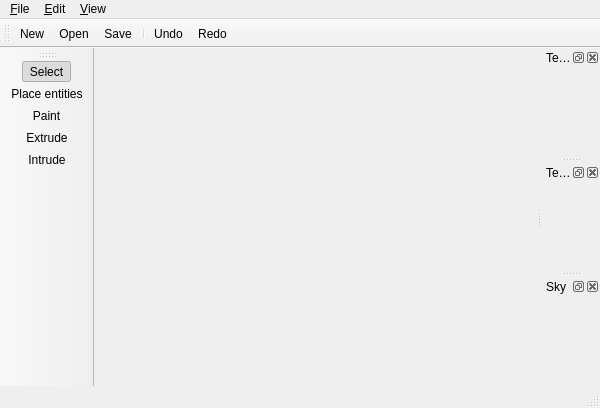
Qt form MainWindow.ui (RoryDungan/Gaiascape) before a commit.
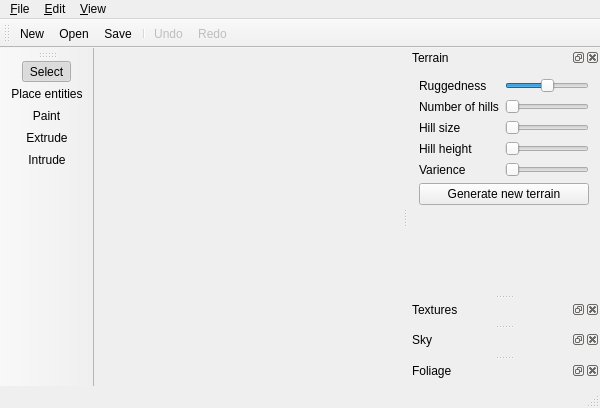
The same form after that commit. Icons and pictures are not drawn.

Commit message: Removed unnecessary media files and added side panel with sliders for defining terrain properties. Started implimenting extrude andintrude tools, although this isn't fully complete yet. I also tried putting in a skybox but it made the program crash - this needs to be loked into.

```diff
--- a/MainWindow.ui
+++ b/MainWindow.ui
@@ -93,13 +93,108 @@
    <addaction name="actionIntrude"/>
   </widget>
   <widget class="QDockWidget" name="terrainDockWidget">
+   <property name="minimumSize">
+    <size>
+     <width>150</width>
+     <height>188</height>
+    </size>
+   </property>
    <property name="windowTitle">
     <string>Terrain</string>
    </property>
    <attribute name="dockWidgetArea">
     <number>2</number>
    </attribute>
-   <widget class="QWidget" name="dockWidgetContents"/>
+   <widget class="QWidget" name="dockWidgetContents">
+    <layout class="QFormLayout" name="formLayout">
+     <item row="0" column="0">
+      <widget class="QLabel" name="label">
+       <property name="text">
+        <string>Ruggedness</string>
+       </property>
+      </widget>
+     </item>
+     <item row="0" column="1">
+      <widget class="QSlider" name="horizontalSlider">
+       <property name="toolTip">
+        <string>How rugged the terrain will be, ranging from 0 (completely smooth) to 100 (very rugged)</string>
+       </property>
+       <property name="minimum">
+        <number>-99</number>
+       </property>
+       <property name="sliderPosition">
+        <number>0</number>
+       </property>
+       <property name="orientation">
+        <enum>Qt::Horizontal</enum>
+       </property>
+      </widget>
+     </item>
+     <item row="1" column="0">
+      <widget class="QLabel" name="label_2">
+       <property name="text">
+        <string>Number of hills</string>
+       </property>
+      </widget>
+     </item>
+     <item row="1" column="1">
+      <widget class="QSlider" name="horizontalSlider_2">
+       <property name="orientation">
+        <enum>Qt::Horizontal</enum>
+       </property>
+      </widget>
+     </item>
+     <item row="2" column="0">
+      <widget class="QLabel" name="label_3">
+       <property name="text">
+        <string>Hill size</string>
+       </property>
+      </widget>
+     </item>
+     <item row="2" column="1">
+      <widget class="QSlider" name="horizontalSlider_3">
+       <property name="orientation">
+        <enum>Qt::Horizontal</enum>
+       </property>
+      </widget>
+     </item>
+     <item row="3" column="0">
+      <widget class="QLabel" name="label_4">
+       <property name="text">
+        <string>Hill height</string>
+       </property>
+      </widget>
+     </item>
+     <item row="3" column="1">
+      <widget class="QSlider" name="horizontalSlider_4">
+       <property name="orientation">
+        <enum>Qt::Horizontal</enum>
+       </property>
+      </widget>
+     </item>
+     <item row="4" column="0">
+      <widget class="QLabel" name="label_5">
+       <property name="text">
+        <string>Varience</string>
+       </property>
+      </widget>
+     </item>
+     <item row="4" column="1">
+      <widget class="QSlider" name="horizontalSlider_5">
+       <property name="orientation">
+        <enum>Qt::Horizontal</enum>
+       </property>
+      </widget>
+     </item>
+     <item row="5" column="0" colspan="2">
+      <widget class="QPushButton" name="pushButton">
+       <property name="text">
+        <string>Generate new terrain</string>
+       </property>
+      </widget>
+     </item>
+    </layout>
+   </widget>
   </widget>
   <widget class="QDockWidget" name="texturesDockWidget">
    <property name="windowTitle">
@@ -119,6 +214,15 @@
    </attribute>
    <widget class="QWidget" name="dockWidgetContents_3"/>
   </widget>
+  <widget class="QDockWidget" name="foliageDockWidget">
+   <property name="windowTitle">
+    <string>Foliage</string>
+   </property>
+   <attribute name="dockWidgetArea">
+    <number>2</number>
+   </attribute>
+   <widget class="QWidget" name="dockWidgetContents_4"/>
+  </widget>
   <action name="action_New">
    <property name="icon">
     <iconset resource="icons.qrc">
@@ -177,6 +281,9 @@
    </property>
   </action>
   <action name="action_Undo">
+   <property name="enabled">
+    <bool>false</bool>
+   </property>
    <property name="icon">
     <iconset resource="icons.qrc">
      <normaloff>:/media/24x24/edit-undo.png</normaloff>:/media/24x24/edit-undo.png</iconset>
@@ -189,6 +296,9 @@
    </property>
   </action>
   <action name="action_Redo">
+   <property name="enabled">
+    <bool>false</bool>
+   </property>
    <property name="icon">
     <iconset resource="icons.qrc">
      <normaloff>:/media/24x24/edit-redo.png</normaloff>:/media/24x24/edit-redo.png</iconset>
```
Left out of the diff: 53 changed lines with no effect on the pictures. The commit also changes 285 other files.
